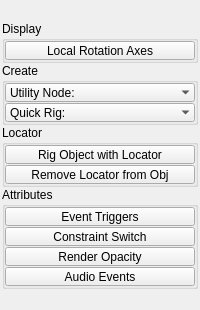
This is tentacle/ui/rigging.ui in m3trik/tentacle as Qt 5 draws it before an edit. The edited form follows.
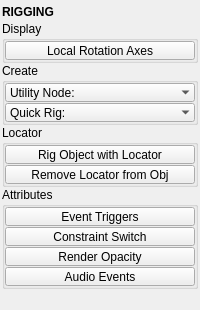
This is the edited form. Custom widgets are drawn as their Qt base class.

```diff
--- a/tentacle/ui/rigging.ui
+++ b/tentacle/ui/rigging.ui
@@ -54,7 +54,7 @@
        <number>0</number>
       </property>
       <item>
-       <widget class="Header" name="header" native="true">
+       <widget class="Header" name="header">
         <property name="minimumSize">
          <size>
           <width>0</width>
@@ -491,7 +491,7 @@
  <customwidgets>
   <customwidget>
    <class>Header</class>
-   <extends>QWidget</extends>
+   <extends>QLabel</extends>
    <header>uitk.widgets.header</header>
   </customwidget>
   <customwidget>
```
Left out of the diff: 2 changed lines with no effect on the pictures.
